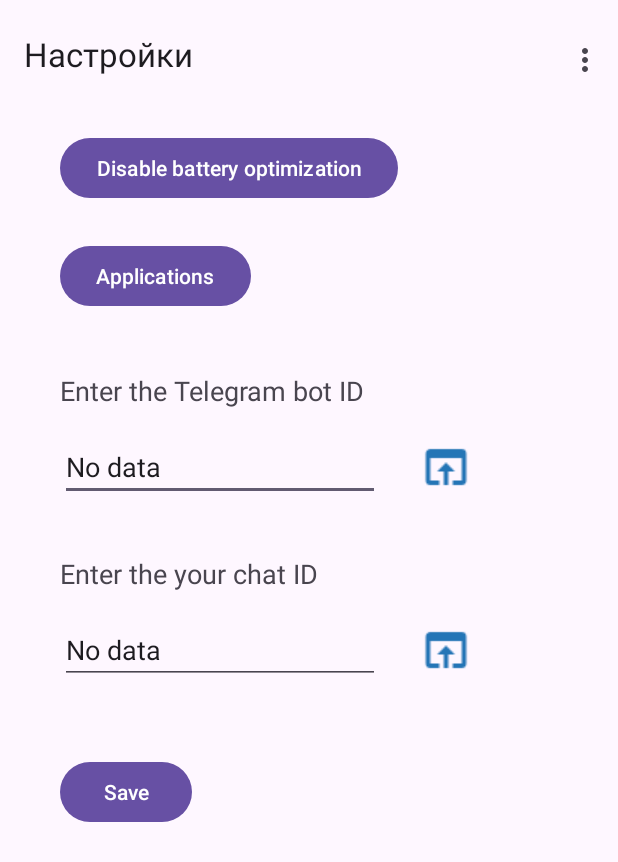
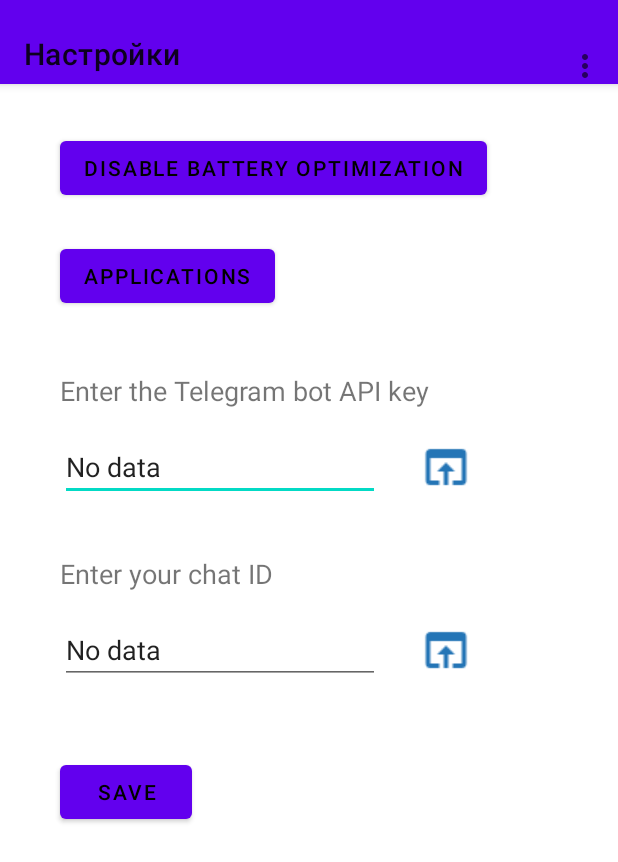
Before and after one commit to wizand0/SenderNT, an Android app: the SettingsGlobalActivity screen opened directly, with no data from a screen before it, on a phone screen of 412 x 824 dp. Shown: the top 862 px of the screen. Run offline under Robolectric (Android 15) with nearby library versions, the phone set to English and light mode, and no system bars.

Commit message:
v1.3.3: README.MD

```diff
--- a/app/build.gradle
+++ b/app/build.gradle
@@ -11,8 +11,8 @@ android {
         applicationId "ru.wizand.sendernt"
         minSdk 24
         targetSdk 35
-        versionCode 6
-        versionName "1.3.2"
+        versionCode 7
+        versionName "1.3.3"
 
         testInstrumentationRunner "androidx.test.runner.AndroidJUnitRunner"
     }
--- a/app/src/main/res/drawable/hand_coin_outline.xml
+++ b/app/src/main/res/drawable/hand_coin_outline.xml
@@ -1 +1 @@
-<!-- drawable/hand_coin_outline.xml --><vector xmlns:android="http://schemas.android.com/apk/res/android" android:height="24dp" android:width="24dp" android:viewportWidth="24" android:viewportHeight="24"><path android:fillColor="#000000" android:pathData="M16 2C13.24 2 11 4.24 11 7S13.24 12 16 12 21 9.76 21 7 18.76 2 16 2M16 10C14.34 10 13 8.66 13 7S14.34 4 16 4 19 5.34 19 7 17.66 10 16 10M19 16H17C17 14.8 16.25 13.72 15.13 13.3L8.97 11H1V22H7V20.56L14 22.5L22 20V19C22 17.34 20.66 16 19 16M5 20H3V13H5V20M13.97 20.41L7 18.5V13H8.61L14.43 15.17C14.77 15.3 15 15.63 15 16C15 16 13 15.95 12.7 15.85L10.32 15.06L9.69 16.96L12.07 17.75C12.58 17.92 13.11 18 13.65 18H19C19.39 18 19.74 18.24 19.9 18.57L13.97 20.41Z" /></vector>
+<!-- drawable/hand_coin_outline.xml --><vector xmlns:android="http://schemas.android.com/apk/res/android" android:height="24dp" android:width="24dp" android:viewportWidth="24" android:viewportHeight="24"><path android:fillColor="#2379BF" android:pathData="M16 2C13.24 2 11 4.24 11 7S13.24 12 16 12 21 9.76 21 7 18.76 2 16 2M16 10C14.34 10 13 8.66 13 7S14.34 4 16 4 19 5.34 19 7 17.66 10 16 10M19 16H17C17 14.8 16.25 13.72 15.13 13.3L8.97 11H1V22H7V20.56L14 22.5L22 20V19C22 17.34 20.66 16 19 16M5 20H3V13H5V20M13.97 20.41L7 18.5V13H8.61L14.43 15.17C14.77 15.3 15 15.63 15 16C15 16 13 15.95 12.7 15.85L10.32 15.06L9.69 16.96L12.07 17.75C12.58 17.92 13.11 18 13.65 18H19C19.39 18 19.74 18.24 19.9 18.57L13.97 20.41Z" /></vector>
--- a/app/src/main/res/drawable/menu.xml
+++ b/app/src/main/res/drawable/menu.xml
@@ -5,6 +5,6 @@
     android:viewportWidth="24"
     android:viewportHeight="24">
     <path
-        android:fillColor="#000000"
+        android:fillColor="#1C7BC7"
         android:pathData="M3,6H21V8H3V6M3,11H21V13H3V11M3,16H21V18H3V16Z" />
 </vector>
--- a/app/src/main/res/layout/activity_about.xml
+++ b/app/src/main/res/layout/activity_about.xml
@@ -4,7 +4,7 @@
     android:layout_width="match_parent"
     android:layout_height="match_parent"
     android:layout_margin="14dp"
-    android:layout_marginTop="24dp"
+    android:paddingTop="24dp"
     android:paddingBottom="20dp">
 
 
@@ -18,6 +18,7 @@
             android:id="@+id/tvAuthor"
             android:layout_width="wrap_content"
             android:layout_height="wrap_content"
+            android:textStyle="bold"
             android:layout_marginBottom="16dp"
             android:text="@string/wizand0"
             android:textSize="16sp" />
@@ -66,8 +67,9 @@
         <TextView
             android:layout_width="match_parent"
             android:layout_height="wrap_content"
+            android:textStyle="bold"
             android:text="@string/donate"
-            android:textSize="14sp" />
+            android:textSize="18sp" />
 
         <ImageView
             android:id="@+id/imDonate"
--- a/app/src/main/res/layout/activity_main.xml
+++ b/app/src/main/res/layout/activity_main.xml
@@ -15,7 +15,7 @@
             android:layout_width="match_parent"
             android:layout_height="?attr/actionBarSize"
             android:paddingTop="8dp"
-            app:popupTheme="@style/ThemeOverlay.AppCompat.Light"
+            app:popupTheme="@style/MyPopupMenu"
             app:title="Настройки" />
 
     </com.google.android.material.appbar.AppBarLayout>
@@ -32,10 +32,11 @@
             android:id="@+id/textViewMain"
             android:layout_width="wrap_content"
             android:layout_height="wrap_content"
-            android:layout_marginTop="36dp"
+            android:layout_marginTop="56dp"
             android:text="@string/main_name"
             android:textSize="24sp"
             app:layout_constraintEnd_toEndOf="parent"
+            app:layout_constraintHorizontal_bias="0.505"
             app:layout_constraintStart_toStartOf="parent"
             app:layout_constraintTop_toTopOf="parent" />
 
--- a/app/src/main/res/layout/activity_settings.xml
+++ b/app/src/main/res/layout/activity_settings.xml
@@ -16,7 +16,7 @@
             android:layout_height="?attr/actionBarSize"
             app:title="Настройки"
             android:paddingTop="8dp"
-            app:popupTheme="@style/ThemeOverlay.AppCompat.Light"/>
+            app:popupTheme="@style/MyPopupMenu"/>
 
     </com.google.android.material.appbar.AppBarLayout>
 
--- a/app/src/main/res/layout/activity_settings_global.xml
+++ b/app/src/main/res/layout/activity_settings_global.xml
@@ -14,8 +14,8 @@
             android:id="@+id/toolbar"
             android:layout_width="match_parent"
             android:layout_height="?attr/actionBarSize"
-            android:paddingTop="8dp"
-            app:popupTheme="@style/ThemeOverlay.AppCompat.Light"
+            android:paddingTop="16dp"
+            app:popupTheme="@style/MyPopupMenu"
             app:title="Настройки" />
 
     </com.google.android.material.appbar.AppBarLayout>
--- a/app/src/main/res/values-night/themes.xml
+++ b/app/src/main/res/values-night/themes.xml
@@ -1,7 +1,35 @@
 <resources xmlns:tools="http://schemas.android.com/tools">
     <!-- Base application theme. -->
-    <style name="Base.Theme.SenderNT" parent="Theme.Material3.DayNight.NoActionBar">
+    <style name="Base.Theme.SenderNT" parent="Theme.MaterialComponents.DayNight.NoActionBar">
         <!-- Customize your dark theme here. -->
-        <!-- <item name="colorPrimary">@color/my_dark_primary</item> -->
+        <item name="colorPrimary">@color/purple_200</item>
+        <item name="colorPrimaryVariant">@color/purple_700</item>
+        <item name="colorOnPrimary">@color/white</item>
+        <item name="colorSecondary">@color/teal_200</item>
+        <item name="colorOnSecondary">@color/white</item>
     </style>
+    <style name="MyToolbarStyle" parent="Widget.MaterialComponents.Toolbar">
+        <item name="titleTextColor">?attr/colorOnPrimary</item>
+        <item name="subtitleTextColor">?attr/colorOnPrimary</item>
+    </style>
+    <style name="MyPopupMenu" parent="Widget.AppCompat.PopupMenu.Overflow">
+        <item name="android:textColor">?attr/colorOnPrimary</item>
+    </style>
+    <style name="Theme.SenderNT" parent="Base.Theme.SenderNT" />
 </resources>
+
+<!--<resources xmlns:tools="http://schemas.android.com/tools">-->
+<!--&lt;!&ndash;    <style name="Theme.MyApp" parent="Theme.MaterialComponents.DayNight.NoActionBar">&ndash;&gt;-->
+<!--    <style name="Base.Theme.SenderNT" parent="Theme.Material3.DayNight.NoActionBar">-->
+<!--        &lt;!&ndash; Цвета для тёмной темы &ndash;&gt;-->
+<!--        <item name="colorPrimary">@color/purple_200</item>-->
+<!--        <item name="colorPrimaryVariant">@color/purple_700</item>-->
+<!--        <item name="colorOnPrimary">@color/black</item>-->
+<!--        <item name="colorSecondary">@color/teal_200</item>-->
+<!--        <item name="colorOnSecondary">@color/white</item>-->
+<!--    </style>-->
+<!--    <style name="MyToolbarStyle" parent="Widget.MaterialComponents.Toolbar">-->
+<!--        <item name="titleTextColor">?attr/colorOnPrimary</item>-->
+<!--        <item name="subtitleTextColor">?attr/colorOnPrimary</item>-->
+<!--    </style>-->
+<!--</resources>-->
--- a/app/src/main/res/values/colors.xml
+++ b/app/src/main/res/values/colors.xml
@@ -3,4 +3,11 @@
     <color name="black">#FF000000</color>
     <color name="white">#FFFFFFFF</color>
     <color name="linkColor">#1976D2</color>
+    <!-- Фиолетовые цвета -->
+    <color name="purple_200">#BB86FC</color>
+    <color name="purple_500">#6200EE</color>
+    <color name="purple_700">#3700B3</color>
+
+    <!-- Бирюзовый цвет -->
+    <color name="teal_200">#03DAC5</color>
 </resources>
--- a/app/src/main/res/values/strings.xml
+++ b/app/src/main/res/values/strings.xml
@@ -5,7 +5,7 @@
     <string name="allow_notifications">Allow access to notifications</string>
     <string name="preferences">Service settings:</string>
     <string name="go_to_preferences">Go to settings</string>
-    <string name="big_main_text">The application forwards all notifications from your phone to Telegram via a bot. Note: The Telegram Bot API token and the chat number must be specified during the application setup. Additionally, you will soon be able to filter and forward notifications only from selected apps. The application requires permissions to access the network and notifications.</string>
+    <string name="big_main_text">The application forwards all notifications from your phone to Telegram via a bot. Note: The Telegram Bot API token and the chat ID must be specified during the application setup. Additionally, you will soon be able to filter and forward notifications only from selected apps. The application requires permissions to access the network and notifications.</string>
     <string name="service_off">Service is off</string>
     <string name="service_on">Service is on</string>
     <string name="full_name">Sender Notification to Telegram</string>
@@ -14,20 +14,21 @@
     <string name="apps">Applications</string>
     <string name="battery_optimization_btn">Disable battery optimization</string>
     <string name="save">Save</string>
-    <string name="id_chat_textview">Enter the your chat ID</string>
-    <string name="id_telegram_bot_textview">Enter the Telegram bot ID</string>
+    <string name="id_chat_textview">Enter your chat ID</string>
+    <string name="id_telegram_bot_textview">Enter the Telegram bot API key</string>
     <string name="permission_granted">Permission already granted</string>
     <string name="enter_all_fields">Please fill in both fields correctly</string>
     <string name="data_saved">Data saved</string>
     <string name="short_instruction">To obtain your Telegram chat ID, go to the bot @get_id_bot.\n\nTo obtain the API key for the Telegram bot, go to the bot @BotFather.\n\nAfter receiving the necessary data, enter it in the corresponding fields.</string>
     <string name="ok">Understood</string>
-    <string name="instruction">Instruction</string>
-    <string name="long_instruction">Steps to set up the application:\n\n1. Press the central button to grant permission to access all notifications.\n2. After that, click the #Go to settings# button.\n3. Enter the chat ID and the API key for the Telegram bot, then save the data by pressing the #Save# button.\n4. In the same window, go to the #Applications# button and select which applications you want to forward notifications from.\n5. Returning to the main screen, press the #Enable service# button.\n\nTo obtain your Telegram chat ID, go to the bot @get_id_bot:\n- Open Telegram and search for @get_id_bot.\n- Start a chat with the bot and follow the instructions to get your chat ID.\n\nTo obtain the API key for the Telegram bot, go to the bot @BotFather:\n- Open Telegram and search for @BotFather.\n- Start a chat with the bot and follow the instructions to create a new bot. After creation, you will receive an API key.\n\nAfter receiving the necessary data, enter it in the corresponding fields.</string>
+    <string name="instruction">Instructions</string>
+    <string name="long_instruction">Steps to set up the application:\n\n1. Press the central button to grant permission to access all notifications.\n2. After that, click the #Go to settings# button.\n3. Enter the chat ID and the API key for the Telegram bot, then save the data by pressing the #Save# button.\n4. In the same window, go to the #Applications# section and select which applications you want to forward notifications from.\n5. Returning to the main screen, press the #Enable service# button.\n\nTo obtain your Telegram chat ID, go to the bot @get_id_bot:\n- Open Telegram and search for @get_id_bot.\n- Start a chat with the bot and follow the instructions to get your chat ID.\n\nTo obtain the API key for the Telegram bot, go to the bot @BotFather:\n- Open Telegram and search for @BotFather.\n- Start a chat with the bot and follow the instructions to create a new bot. After creation, you will receive an API key.\n\nAfter receiving the necessary data, enter it in the corresponding fields.</string>
     <string name="text1">Switcher for</string>
-    <string name="text3">changed</string>
+    <string name="text3">Changed</string>
     <string name="system_apps">All Apps</string>
     <string name="about">About</string>
-    <string name="legals">"\n
+    <string name="legals">
+        "\n
         The application is designed to save and forward smartphone notifications to a Telegram chat. \n
         Its use is allowed only on the user's own devices and is strictly prohibited for spying on other people.\n
         \n
@@ -37,7 +38,8 @@
         infringe on the rights and freedoms of others, or engage in illegal activities.\n
         \n
         Using this application implies acceptance of the stated terms.\n
-        "</string>
+        "
+    </string>
     <string name="github_https_github_com_wizand0">Author GitHub: https://github.com/wizand0/</string>
     <string name="github_https_github_com_wizand0_sendernt">Project GitHub: https://github.com/wizand0/SenderNT</string>
     <string name="wizand0">Author: Wizand0</string>
--- a/app/src/main/res/values/themes.xml
+++ b/app/src/main/res/values/themes.xml
@@ -1,9 +1,35 @@
 <resources xmlns:tools="http://schemas.android.com/tools">
     <!-- Base application theme. -->
-    <style name="Base.Theme.SenderNT" parent="Theme.Material3.DayNight.NoActionBar">
+    <style name="Base.Theme.SenderNT" parent="Theme.MaterialComponents.DayNight.NoActionBar">
         <!-- Customize your light theme here. -->
-        <!-- <item name="colorPrimary">@color/my_light_primary</item> -->
+        <item name="colorPrimary">@color/purple_500</item>
+        <item name="colorPrimaryVariant">@color/purple_700</item>
+        <item name="colorOnPrimary">@color/black</item>
+        <item name="colorSecondary">@color/teal_200</item>
+        <item name="colorOnSecondary">@color/black</item>
     </style>
-
+    <style name="MyToolbarStyle" parent="Widget.MaterialComponents.Toolbar">
+        <item name="titleTextColor">?attr/colorOnPrimary</item>
+        <item name="subtitleTextColor">?attr/colorOnPrimary</item>
+    </style>
+    <style name="MyPopupMenu" parent="Widget.AppCompat.PopupMenu.Overflow">
+        <item name="android:textColor">?attr/colorOnPrimary</item>
+    </style>
     <style name="Theme.SenderNT" parent="Base.Theme.SenderNT" />
 </resources>
+
+<!--<resources xmlns:tools="http://schemas.android.com/tools">-->
+<!--<style name="Base.Theme.SenderNT" parent="Theme.Material3.DayNight.NoActionBar">-->
+<!--    &lt;!&ndash;    <style name="Base.Theme.SenderNT" parent="Theme.MaterialComponents.DayNight.NoActionBar">&ndash;&gt;-->
+<!--    &lt;!&ndash; Цвета для светлой темы &ndash;&gt;-->
+<!--    <item name="colorPrimary">@color/purple_500</item>-->
+<!--    <item name="colorPrimaryVariant">@color/purple_700</item>-->
+<!--    <item name="colorOnPrimary">@color/white</item>-->
+<!--    <item name="colorSecondary">@color/teal_200</item>-->
+<!--    <item name="colorOnSecondary">@color/black</item>-->
+<!--</style>-->
+<!--<style name="MyToolbarStyle" parent="Widget.MaterialComponents.Toolbar">-->
+<!--    <item name="titleTextColor">?attr/colorOnPrimary</item>-->
+<!--    <item name="subtitleTextColor">?attr/colorOnPrimary</item>-->
+<!--</style>-->
+<!--</resources>-->
```
Also changed, not shown: 9 other files. Lines whose indentation alone changed are shown as unchanged.
